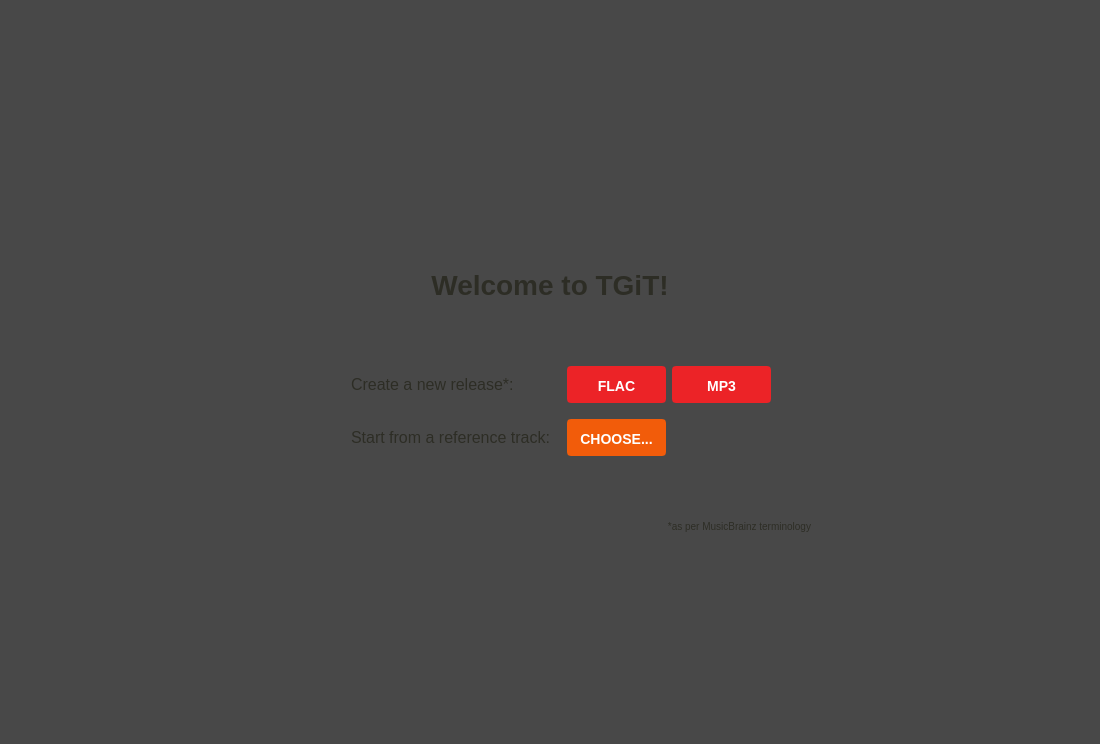
First picture: the form in resources/ui/welcome_screen.ui, repository Iconoclasteinc/tgit, before the edit.
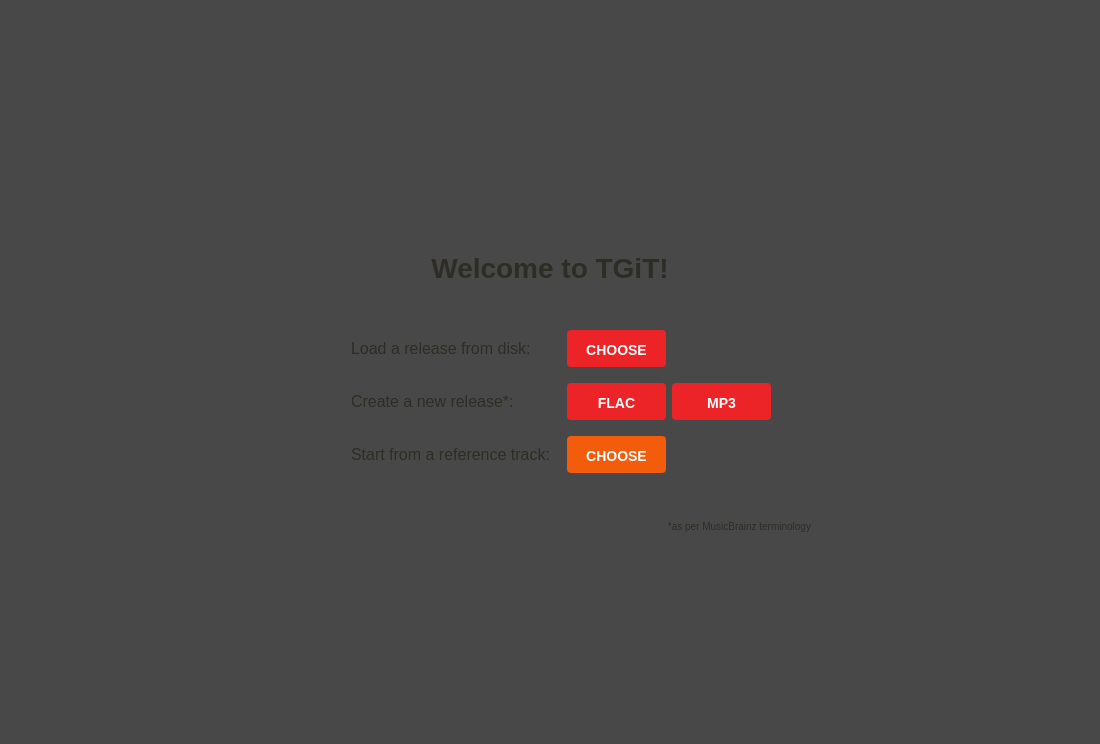
Second picture: the form after the edit. Icons and pictures are not drawn.

Commit message: We can now select a previously saved album file from disk

Diff of the .ui file:
```diff
--- a/resources/ui/welcome_screen.ui
+++ b/resources/ui/welcome_screen.ui
@@ -136,7 +136,19 @@
          <property name="spacing">
           <number>16</number>
          </property>
-         <item row="2" column="1">
+         <item row="1" column="1">
+          <widget class="QLabel" name="new_release_label">
+           <property name="styleSheet">
+            <string notr="true">QLabel {
+	font-size: 16px;
+}</string>
+           </property>
+           <property name="text">
+            <string>Create a new release*:</string>
+           </property>
+          </widget>
+         </item>
+         <item row="3" column="1">
           <widget class="QLabel" name="import_from_track_label">
            <property name="styleSheet">
             <string notr="true">QLabel {
@@ -149,19 +161,7 @@
            </property>
           </widget>
          </item>
-         <item row="0" column="1">
-          <widget class="QLabel" name="new_release_label">
-           <property name="styleSheet">
-            <string notr="true">QLabel {
-	font-size: 16px;
-}</string>
-           </property>
-           <property name="text">
-            <string>Create a new release*:</string>
-           </property>
-          </widget>
-         </item>
-         <item row="0" column="0">
+         <item row="1" column="0">
           <spacer name="horizontalSpacer_3">
            <property name="orientation">
             <enum>Qt::Horizontal</enum>
@@ -174,8 +174,15 @@
            </property>
           </spacer>
          </item>
-         <item row="0" column="2">
-          <widget class="QWidget" name="widget_2" native="true">
+         <item row="0" column="1">
+          <widget class="QLabel" name="label">
+           <property name="text">
+            <string>Load a release from disk:</string>
+           </property>
+          </widget>
+         </item>
+         <item row="1" column="2">
+          <widget class="QWidget" name="new_album_button_container" native="true">
            <layout class="QHBoxLayout" name="horizontalLayout">
             <property name="leftMargin">
              <number>0</number>
@@ -234,8 +241,8 @@
            </layout>
           </widget>
          </item>
-         <item row="2" column="2">
-          <widget class="QWidget" name="widget_3" native="true">
+         <item row="3" column="2">
+          <widget class="QWidget" name="import_album_button_container" native="true">
            <layout class="QHBoxLayout" name="horizontalLayout_2">
             <property name="leftMargin">
              <number>0</number>
@@ -266,7 +273,7 @@
 }</string>
               </property>
               <property name="text">
-               <string>CHOOSE...</string>
+               <string>CHOOSE</string>
               </property>
              </widget>
             </item>
@@ -286,6 +293,50 @@
            </layout>
           </widget>
          </item>
+         <item row="0" column="2">
+          <widget class="QWidget" name="load_album_button_container" native="true">
+           <layout class="QHBoxLayout" name="horizontalLayout_3">
+            <property name="leftMargin">
+             <number>0</number>
+            </property>
+            <property name="topMargin">
+             <number>0</number>
+            </property>
+            <property name="rightMargin">
+             <number>0</number>
+            </property>
+            <property name="bottomMargin">
+             <number>0</number>
+            </property>
+            <item>
+             <widget class="QPushButton" name="load_album_button">
+              <property name="cursor">
+               <cursorShape>PointingHandCursor</cursorShape>
+              </property>
+              <property name="focusPolicy">
+               <enum>Qt::StrongFocus</enum>
+              </property>
+              <property name="text">
+               <string>CHOOSE</string>
+              </property>
+             </widget>
+            </item>
+            <item>
+             <spacer name="horizontalSpacer_4">
+              <property name="orientation">
+               <enum>Qt::Horizontal</enum>
+              </property>
+              <property name="sizeHint" stdset="0">
+               <size>
+                <width>40</width>
+                <height>20</height>
+               </size>
+              </property>
+             </spacer>
+            </item>
+           </layout>
+          </widget>
+         </item>
         </layout>
        </widget>
       </item>
```
Left out of the diff: 9 changed lines with no effect on the pictures. The commit also changes 14 other files.
